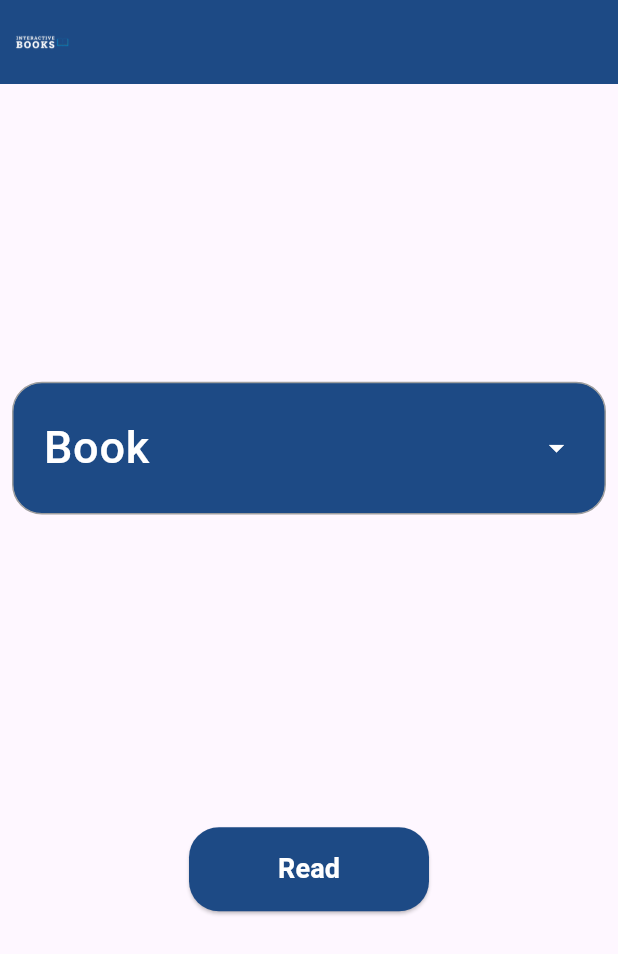
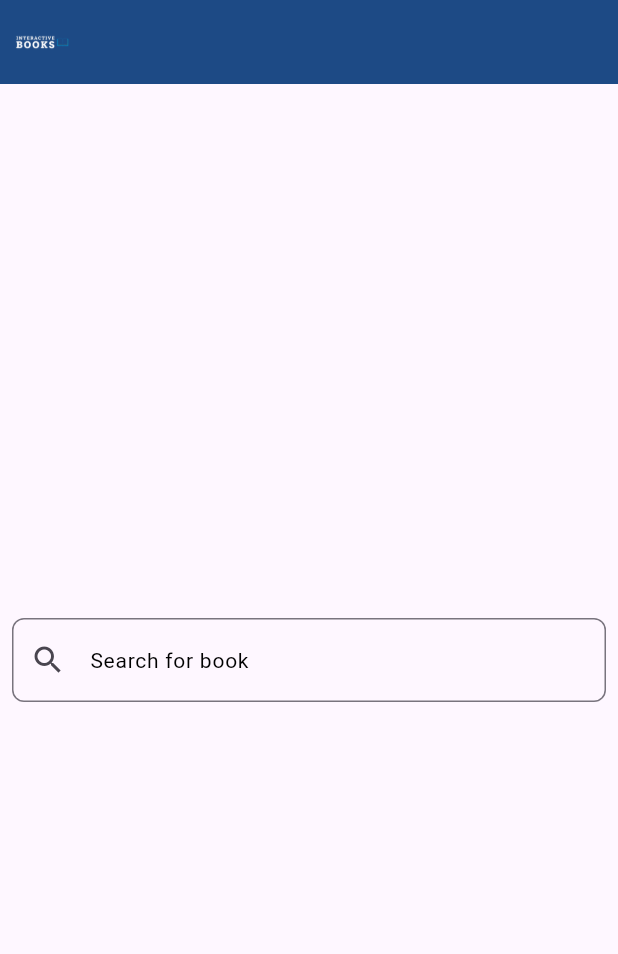
Before and after one commit to Shomos-Elshall/graduation_project, a Flutter app: the screen it shows after launch, on a phone screen of 412 x 824 dp. Shown: the top 954 px of the screen. Run offline on Flutter 3.47's test engine with Material 3 defaults, Android fonts, the phone set to English and light mode, and no system bars.

Commit message:
Custom Text field

```diff
--- a/interactive_book_app/lib/main.dart
+++ b/interactive_book_app/lib/main.dart
@@ -1,6 +1,6 @@
 import 'package:flutter/material.dart';
 import 'package:interactive_book_app/screens/SelectedBook.dart';
-import 'package:interactive_book_app/widgets/app_bar.dart';
+
 
 void main() {
   runApp(const InteractiveBookApp());
--- a/interactive_book_app/lib/screens/SelectedBook.dart
+++ b/interactive_book_app/lib/screens/SelectedBook.dart
@@ -1,7 +1,7 @@
 import 'package:flutter/material.dart';
-import 'package:interactive_book_app/widgets/ReadButton.dart';
+import 'package:interactive_book_app/widgets/Custom_TextField.dart';
 import 'package:interactive_book_app/widgets/app_bar.dart';
-import 'package:interactive_book_app/widgets/dropdown.dart';
+
 
 class Selectedbook extends StatefulWidget {
   const Selectedbook({super.key});
@@ -23,14 +23,9 @@ class SelectedbookState extends State<Selectedbook> {
         child: Column(
           mainAxisAlignment: MainAxisAlignment.spaceEvenly,
           children: [
-             DropDownButton(),
-             ReadButton(selectedBook: selectedBook),
-
-
-
-
-
-
+             ///DropDownButton(),
+             //ReadButton(selectedBook: selectedBook),
+             CustomTextfield(hinttext: "Search for book",) ,
           ],
         ),
       ),
--- a/interactive_book_app/lib/screens/home_page.dart
+++ b/interactive_book_app/lib/screens/home_page.dart
@@ -5,6 +5,6 @@ class  HomePage extends StatelessWidget {
 
   @override
   Widget build(BuildContext context) {
-    return const Placeholder();
+    return const Scaffold();
   }
 }
--- /dev/null
+++ b/interactive_book_app/lib/widgets/Custom_TextField.dart
@@ -0,0 +1,25 @@
+import 'package:flutter/material.dart';
+
+class CustomTextfield extends StatelessWidget {
+  const CustomTextfield({super.key,required this.hinttext});
+  final String hinttext;
+
+  @override
+  Widget build(BuildContext context) {
+    return TextField(
+      decoration: InputDecoration(
+        hintText: hinttext,
+        hintStyle: const TextStyle(color: Colors.black,fontSize: 14),
+        prefixIcon: const Icon(Icons.search),
+        fillColor: const Color(0xFF1D4A85),
+
+        border: OutlineInputBorder(
+          borderRadius: BorderRadius.circular(8),
+          borderSide: BorderSide(color: Color(0xFF1D4A85)),
+
+
+        ),
+      ),
+    );
+  }
+}
--- a/interactive_book_app/lib/widgets/dropdown.dart
+++ b/interactive_book_app/lib/widgets/dropdown.dart
@@ -1,8 +1,12 @@
 import 'package:flutter/material.dart';
-
-class DropDownButton extends StatelessWidget {
+class DropDownButton extends StatefulWidget {
   const DropDownButton({super.key});
 
+  @override
+  State<DropDownButton> createState() => _DropDownButtonState();
+}
+
+class _DropDownButtonState extends State<DropDownButton> {
   @override
   Widget build(BuildContext context) {
     String? selectedBook;
```
